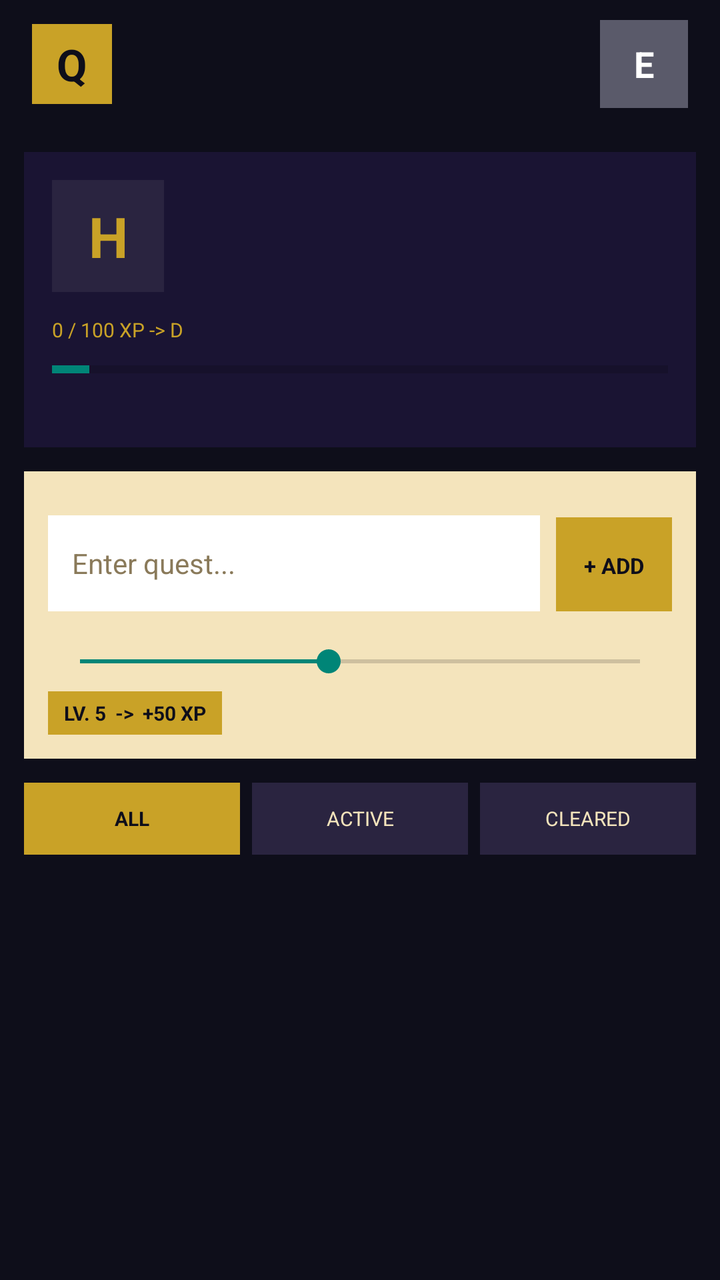
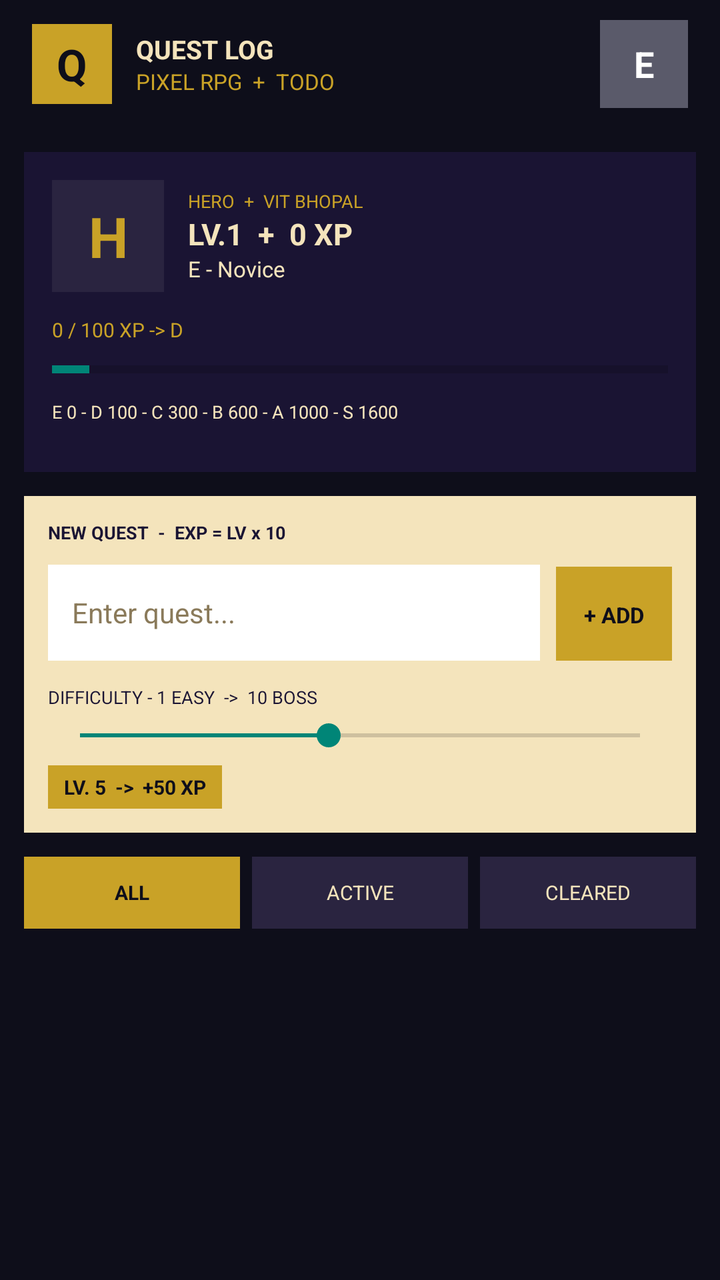

The first picture is an Android layout as it rendered before a commit; the second is the same layout after the commit. The layout source and the unified diff follow.
<!-- AndroidManifest.xml: application theme Theme.QuestLog -->
<!-- res/layout/activity_main.xml -->
<?xml version="1.0" encoding="utf-8"?>
<LinearLayout xmlns:android="http://schemas.android.com/apk/res/android"
    android:layout_width="match_parent"
    android:layout_height="match_parent"
    android:orientation="vertical"
    android:background="#0e0e1a">

    <LinearLayout
        android:layout_width="match_parent"
        android:layout_height="64dp"
        android:background="#0e0e1a"
        android:orientation="horizontal"
        android:gravity="center_vertical"
        android:paddingLeft="16dp"
        android:paddingRight="16dp">

        <TextView
            android:layout_width="40dp"
            android:layout_height="40dp"
            android:background="#c9a227"
            android:text="Q"
            android:textSize="22sp"
            android:gravity="center"
            android:textColor="#0e0e1a"
            android:textStyle="bold"/>

        <LinearLayout android:layout_width="0dp" android:layout_height="wrap_content" android:layout_weight="1" android:orientation="vertical" android:layout_marginLeft="12dp">
            <TextView android:text="QUEST LOG" android:textColor="#f4e4bc" android:textSize="13sp" android:textStyle="bold"/>
            <TextView android:text="PIXEL RPG  +  TODO" android:textColor="#c9a227" android:textSize="11sp"/>
        </LinearLayout>

        <TextView android:id="@+id/rankBadge" android:layout_width="44dp" android:layout_height="44dp" android:background="#5a5a6a" android:text="E" android:textColor="#fff" android:textSize="18sp" android:textStyle="bold" android:gravity="center"/>
    </LinearLayout>

    <ScrollView android:layout_width="match_parent" android:layout_height="0dp" android:layout_weight="1" android:fillViewport="true">
    <LinearLayout android:layout_width="match_parent" android:layout_height="wrap_content" android:orientation="vertical">

    
    <LinearLayout android:layout_width="match_parent" android:layout_height="wrap_content" android:orientation="vertical" android:background="#1a1433" android:layout_margin="12dp" android:padding="14dp">
        <LinearLayout android:layout_width="match_parent" android:layout_height="wrap_content" android:orientation="horizontal" android:gravity="center_vertical">
            <TextView android:text="H" android:textSize="28sp" android:layout_width="56dp" android:layout_height="56dp" android:background="#2a2440" android:gravity="center" android:textColor="#c9a227" android:textStyle="bold"/>
            <LinearLayout android:layout_width="0dp" android:layout_height="wrap_content" android:layout_weight="1" android:orientation="vertical" android:layout_marginLeft="12dp">
                <TextView android:text="HERO  +  VIT BHOPAL" android:textColor="#c9a227" android:textSize="9sp"/>
                <TextView android:id="@+id/heroLevel" android:text="LV.1  +  0 XP" android:textColor="#f4e4bc" android:textSize="15sp" android:textStyle="bold"/>
                <TextView android:id="@+id/rankLabel" android:text="E - Novice" android:textColor="#f4e4bc" android:textSize="11sp"/>
            </LinearLayout>
        </LinearLayout>
        <TextView android:id="@+id/xpLabel" android:layout_width="wrap_content" android:layout_height="wrap_content" android:text="0 / 100 XP -&gt; D" android:textColor="#c9a227" android:textSize="10sp" android:layout_marginTop="12dp"/>
        <ProgressBar android:id="@+id/xpBar" style="?android:attr/progressBarStyleHorizontal" android:layout_width="match_parent" android:layout_height="14dp" android:max="100" android:progress="6" android:layout_marginTop="6dp"/>
        <TextView android:text="E 0 - D 100 - C 300 - B 600 - A 1000 - S 1600" android:textColor="#f4e4bc" android:textSize="9sp" android:layout_marginTop="8dp"/>
        <LinearLayout android:id="@+id/badgesRow" android:layout_width="match_parent" android:layout_height="wrap_content" android:orientation="horizontal" android:layout_marginTop="10dp"/>
    </LinearLayout>

    
    <LinearLayout android:layout_width="match_parent" android:layout_height="wrap_content" android:orientation="vertical" android:background="#f4e4bc" android:layout_marginLeft="12dp" android:layout_marginRight="12dp" android:padding="12dp">
        <TextView android:text="NEW QUEST  -  EXP = LV x 10" android:textColor="#1a1433" android:textSize="9sp" android:textStyle="bold"/>
        <LinearLayout android:layout_width="match_parent" android:layout_height="wrap_content" android:orientation="horizontal" android:layout_marginTop="10dp">
            <EditText android:id="@+id/questInput" android:layout_width="0dp" android:layout_height="48dp" android:layout_weight="1" android:background="#ffffff" android:hint="Enter quest..." android:textColor="#1a1433" android:textColorHint="#8a7a5a" android:paddingLeft="12dp" android:paddingRight="12dp" android:textSize="14sp" android:singleLine="true" android:inputType="text"/>
            <TextView android:id="@+id/addBtn" android:layout_width="wrap_content" android:layout_height="48dp" android:text="+ ADD" android:textColor="#0e0e1a" android:background="#c9a227" android:textSize="11sp" android:textStyle="bold" android:gravity="center" android:paddingLeft="14dp" android:paddingRight="14dp" android:layout_marginLeft="8dp" android:clickable="true" android:focusable="true"/>
        </LinearLayout>
        <TextView android:text="DIFFICULTY - 1 EASY  -&gt;  10 BOSS" android:textColor="#1a1433" android:textSize="9sp" android:layout_marginTop="12dp"/>
        <SeekBar android:id="@+id/diffSeek" android:layout_width="match_parent" android:layout_height="wrap_content" android:max="9" android:progress="4" android:layout_marginTop="4dp"/>
        <TextView android:id="@+id/diffLabel" android:layout_width="wrap_content" android:layout_height="wrap_content" android:text="LV. 5  -&gt;  +50 XP" android:textColor="#0e0e1a" android:background="#c9a227" android:paddingLeft="8dp" android:paddingRight="8dp" android:paddingTop="4dp" android:paddingBottom="4dp" android:textSize="10sp" android:textStyle="bold" android:layout_marginTop="6dp"/>
    </LinearLayout>

    
    <LinearLayout android:layout_width="match_parent" android:layout_height="wrap_content" android:orientation="horizontal" android:layout_margin="12dp">
        <TextView android:id="@+id/tabAll" android:layout_width="0dp" android:layout_height="36dp" android:layout_weight="1" android:text="ALL" android:textSize="10sp" android:textStyle="bold" android:background="#c9a227" android:textColor="#0e0e1a" android:gravity="center" android:clickable="true" android:focusable="true"/>
        <TextView android:id="@+id/tabActive" android:layout_width="0dp" android:layout_height="36dp" android:layout_weight="1" android:text="ACTIVE" android:textSize="10sp" android:background="#2a2440" android:textColor="#f4e4bc" android:gravity="center" android:layout_marginLeft="6dp" android:clickable="true" android:focusable="true"/>
        <TextView android:id="@+id/tabDone" android:layout_width="0dp" android:layout_height="36dp" android:layout_weight="1" android:text="CLEARED" android:textSize="10sp" android:background="#2a2440" android:textColor="#f4e4bc" android:gravity="center" android:layout_marginLeft="6dp" android:clickable="true" android:focusable="true"/>
    </LinearLayout>

    <androidx.recyclerview.widget.RecyclerView android:id="@+id/recycler" android:layout_width="match_parent" android:layout_height="wrap_content" android:paddingLeft="12dp" android:paddingRight="12dp" android:clipToPadding="false" android:nestedScrollingEnabled="false"/>

    </LinearLayout>
    </ScrollView>

</LinearLayout>
<!-- resources referenced by this layout -->
<resources>
  <style name="Theme.QuestLog" parent="Theme.AppCompat.DayNight.NoActionBar">
          <item name="colorPrimary">#c9a227</item>
          <item name="colorPrimaryDark">#0e0e1a</item>
          <item name="android:statusBarColor">#0e0e1a</item>
          <item name="android:windowBackground">#0e0e1a</item>
      </style>
</resources>

<!-- the commit's change to res/layout/activity_main.xml (unified diff, before → after) -->
@@ -25,8 +25,8 @@
             android:textStyle="bold"/>
 
         <LinearLayout android:layout_width="0dp" android:layout_height="wrap_content" android:layout_weight="1" android:orientation="vertical" android:layout_marginLeft="12dp">
-            <TextView android:text="QUEST LOG" android:textColor="#f4e4bc" android:textSize="13sp" android:textStyle="bold"/>
-            <TextView android:text="PIXEL RPG  +  TODO" android:textColor="#c9a227" android:textSize="11sp"/>
+            <TextView android:layout_width="wrap_content" android:layout_height="wrap_content" android:text="QUEST LOG" android:textColor="#f4e4bc" android:textSize="13sp" android:textStyle="bold"/>
+            <TextView android:layout_width="wrap_content" android:layout_height="wrap_content" android:text="PIXEL RPG  +  TODO" android:textColor="#c9a227" android:textSize="11sp"/>
         </LinearLayout>
 
         <TextView android:id="@+id/rankBadge" android:layout_width="44dp" android:layout_height="44dp" android:background="#5a5a6a" android:text="E" android:textColor="#fff" android:textSize="18sp" android:textStyle="bold" android:gravity="center"/>
@@ -40,25 +40,25 @@
         <LinearLayout android:layout_width="match_parent" android:layout_height="wrap_content" android:orientation="horizontal" android:gravity="center_vertical">
             <TextView android:text="H" android:textSize="28sp" android:layout_width="56dp" android:layout_height="56dp" android:background="#2a2440" android:gravity="center" android:textColor="#c9a227" android:textStyle="bold"/>
             <LinearLayout android:layout_width="0dp" android:layout_height="wrap_content" android:layout_weight="1" android:orientation="vertical" android:layout_marginLeft="12dp">
-                <TextView android:text="HERO  +  VIT BHOPAL" android:textColor="#c9a227" android:textSize="9sp"/>
-                <TextView android:id="@+id/heroLevel" android:text="LV.1  +  0 XP" android:textColor="#f4e4bc" android:textSize="15sp" android:textStyle="bold"/>
-                <TextView android:id="@+id/rankLabel" android:text="E - Novice" android:textColor="#f4e4bc" android:textSize="11sp"/>
+                <TextView android:layout_width="wrap_content" android:layout_height="wrap_content" android:text="HERO  +  VIT BHOPAL" android:textColor="#c9a227" android:textSize="9sp"/>
+                <TextView android:layout_width="wrap_content" android:layout_height="wrap_content" android:id="@+id/heroLevel" android:text="LV.1  +  0 XP" android:textColor="#f4e4bc" android:textSize="15sp" android:textStyle="bold"/>
+                <TextView android:layout_width="wrap_content" android:layout_height="wrap_content" android:id="@+id/rankLabel" android:text="E - Novice" android:textColor="#f4e4bc" android:textSize="11sp"/>
             </LinearLayout>
         </LinearLayout>
         <TextView android:id="@+id/xpLabel" android:layout_width="wrap_content" android:layout_height="wrap_content" android:text="0 / 100 XP -&gt; D" android:textColor="#c9a227" android:textSize="10sp" android:layout_marginTop="12dp"/>
         <ProgressBar android:id="@+id/xpBar" style="?android:attr/progressBarStyleHorizontal" android:layout_width="match_parent" android:layout_height="14dp" android:max="100" android:progress="6" android:layout_marginTop="6dp"/>
-        <TextView android:text="E 0 - D 100 - C 300 - B 600 - A 1000 - S 1600" android:textColor="#f4e4bc" android:textSize="9sp" android:layout_marginTop="8dp"/>
+        <TextView android:layout_width="wrap_content" android:layout_height="wrap_content" android:text="E 0 - D 100 - C 300 - B 600 - A 1000 - S 1600" android:textColor="#f4e4bc" android:textSize="9sp" android:layout_marginTop="8dp"/>
         <LinearLayout android:id="@+id/badgesRow" android:layout_width="match_parent" android:layout_height="wrap_content" android:orientation="horizontal" android:layout_marginTop="10dp"/>
     </LinearLayout>
 
     
     <LinearLayout android:layout_width="match_parent" android:layout_height="wrap_content" android:orientation="vertical" android:background="#f4e4bc" android:layout_marginLeft="12dp" android:layout_marginRight="12dp" android:padding="12dp">
-        <TextView android:text="NEW QUEST  -  EXP = LV x 10" android:textColor="#1a1433" android:textSize="9sp" android:textStyle="bold"/>
+        <TextView android:layout_width="wrap_content" android:layout_height="wrap_content" android:text="NEW QUEST  -  EXP = LV x 10" android:textColor="#1a1433" android:textSize="9sp" android:textStyle="bold"/>
         <LinearLayout android:layout_width="match_parent" android:layout_height="wrap_content" android:orientation="horizontal" android:layout_marginTop="10dp">
             <EditText android:id="@+id/questInput" android:layout_width="0dp" android:layout_height="48dp" android:layout_weight="1" android:background="#ffffff" android:hint="Enter quest..." android:textColor="#1a1433" android:textColorHint="#8a7a5a" android:paddingLeft="12dp" android:paddingRight="12dp" android:textSize="14sp" android:singleLine="true" android:inputType="text"/>
             <TextView android:id="@+id/addBtn" android:layout_width="wrap_content" android:layout_height="48dp" android:text="+ ADD" android:textColor="#0e0e1a" android:background="#c9a227" android:textSize="11sp" android:textStyle="bold" android:gravity="center" android:paddingLeft="14dp" android:paddingRight="14dp" android:layout_marginLeft="8dp" android:clickable="true" android:focusable="true"/>
         </LinearLayout>
-        <TextView android:text="DIFFICULTY - 1 EASY  -&gt;  10 BOSS" android:textColor="#1a1433" android:textSize="9sp" android:layout_marginTop="12dp"/>
+        <TextView android:layout_width="wrap_content" android:layout_height="wrap_content" android:text="DIFFICULTY - 1 EASY  -&gt;  10 BOSS" android:textColor="#1a1433" android:textSize="9sp" android:layout_marginTop="12dp"/>
         <SeekBar android:id="@+id/diffSeek" android:layout_width="match_parent" android:layout_height="wrap_content" android:max="9" android:progress="4" android:layout_marginTop="4dp"/>
         <TextView android:id="@+id/diffLabel" android:layout_width="wrap_content" android:layout_height="wrap_content" android:text="LV. 5  -&gt;  +50 XP" android:textColor="#0e0e1a" android:background="#c9a227" android:paddingLeft="8dp" android:paddingRight="8dp" android:paddingTop="4dp" android:paddingBottom="4dp" android:textSize="10sp" android:textStyle="bold" android:layout_marginTop="6dp"/>
     </LinearLayout>
